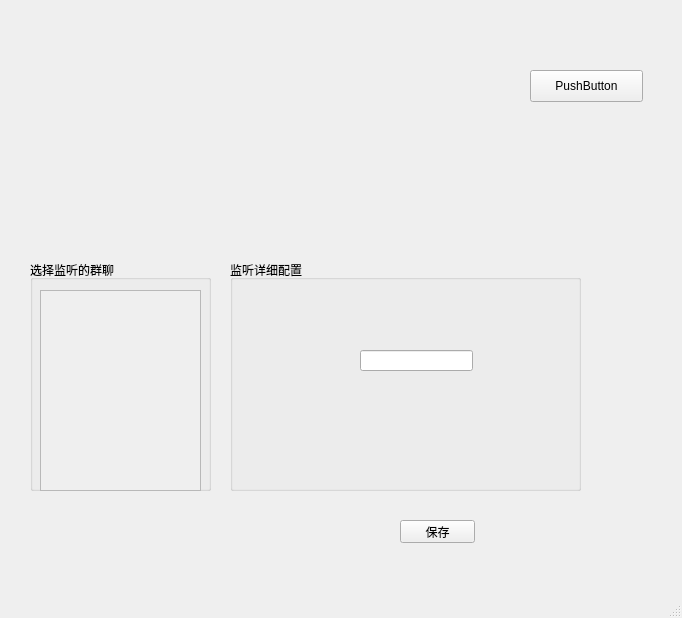
Qt form main_window.ui (HonkeeChan/curl-wechat-message) before a commit.
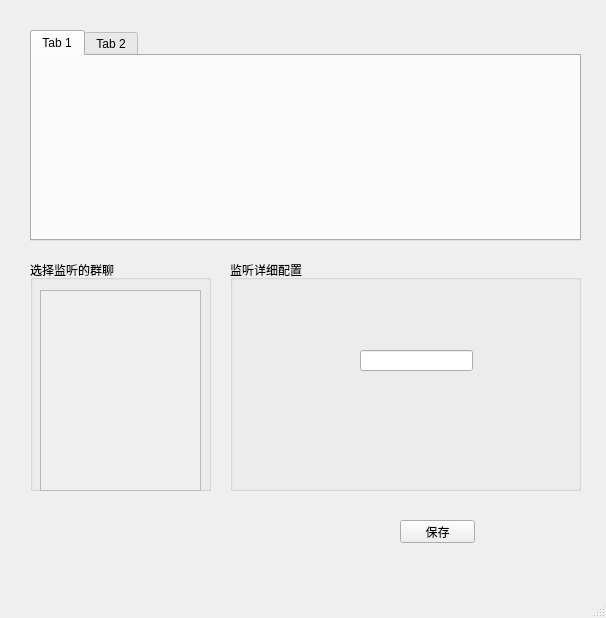
The same form after that commit.

```diff
--- a/main_window.ui
+++ b/main_window.ui
@@ -6,7 +6,7 @@
    <rect>
     <x>0</x>
     <y>0</y>
-    <width>682</width>
+    <width>606</width>
     <height>618</height>
    </rect>
   </property>
@@ -86,18 +86,25 @@
      <string>保存</string>
     </property>
    </widget>
-   <widget class="QPushButton" name="loadBtn">
+   <widget class="QTabWidget" name="messageTab">
     <property name="geometry">
      <rect>
-      <x>530</x>
-      <y>70</y>
-      <width>113</width>
-      <height>32</height>
+      <x>30</x>
+      <y>30</y>
+      <width>551</width>
+      <height>211</height>
      </rect>
     </property>
-    <property name="text">
-     <string>PushButton</string>
-    </property>
+    <widget class="QWidget" name="tab">
+     <attribute name="title">
+      <string>Tab 1</string>
+     </attribute>
+    </widget>
+    <widget class="QWidget" name="tab_2">
+     <attribute name="title">
+      <string>Tab 2</string>
+     </attribute>
+    </widget>
    </widget>
    <zorder>groupBox</zorder>
    <zorder>groupBox_2</zorder>
```
Left out of the diff: 9 changed lines with no effect on the pictures.
